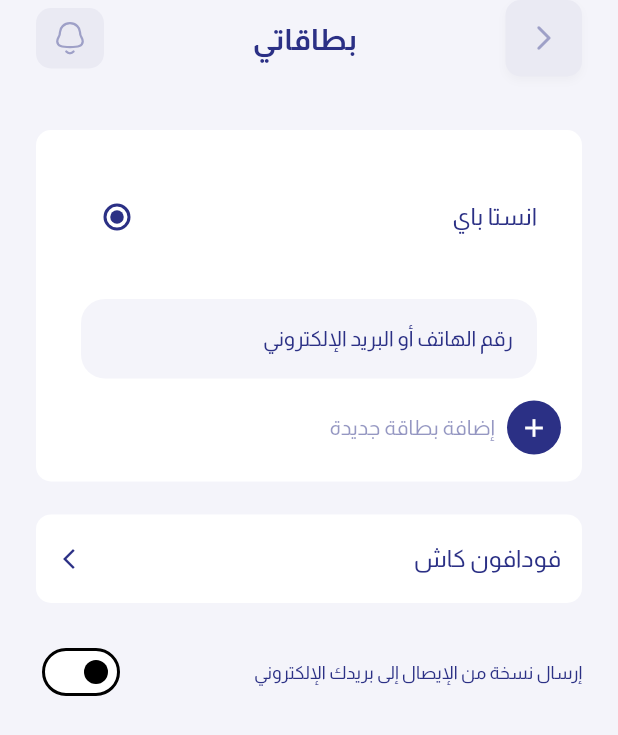
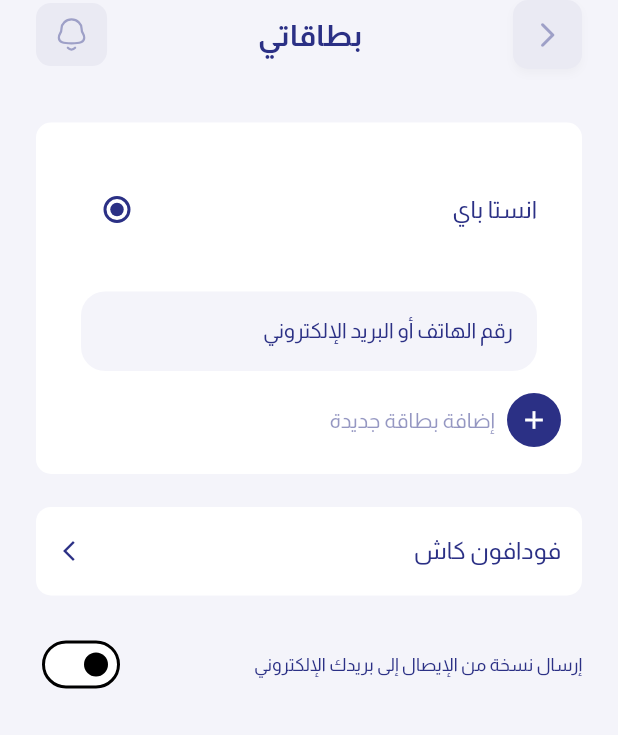
Before and after one commit to Tqniait123/must_service_man, a Flutter app: the MyCardsScreen screen opened by its route, on a phone screen of 412 x 824 dp. Shown: the top 735 px of the screen. Run offline on Flutter 3.47's test engine with Material 3 defaults, Android fonts, the phone set to English and light mode, and no system bars; our stand-ins replace auto_size_text, bloc, bot_toast, cached_network_image, connectivity_plus, dartz and 23 more; missing offline and left inert: mobile_scanner; accounts and stored records are empty; network calls fail.

Commit message:
style(buttons): simplify widget constructors and formatting
Refactor constructor and property formatting in button widgets to improve code readability. Adjust button dimensions for consistency across the codebase.

[build] [apk]

```diff
--- a/lib/core/utils/widgets/buttons/custom_back_button.dart
+++ b/lib/core/utils/widgets/buttons/custom_back_button.dart
@@ -7,11 +7,7 @@ import 'package:must_invest_service_man/core/utils/widgets/long_press_effect.dar
 class CustomBackButton extends StatelessWidget {
   final Color? color;
   final VoidCallback? onTap;
-  const CustomBackButton({
-    super.key,
-    this.onTap,
-    this.color = const Color(0xffEAEAF3),
-  });
+  const CustomBackButton({super.key, this.onTap, this.color = const Color(0xffEAEAF3)});
 
   @override
   Widget build(BuildContext context) {
@@ -31,8 +27,8 @@ class CustomBackButton extends StatelessWidget {
           },
           child: Container(
             padding: const EdgeInsets.all(9),
-            width: 51,
-            height: 51,
+            width: 46,
+            height: 46,
             decoration: ShapeDecoration(
               color: color ?? Colors.transparent,
               shape: RoundedRectangleBorder(
@@ -40,12 +36,7 @@ class CustomBackButton extends StatelessWidget {
                 borderRadius: BorderRadius.circular(10),
               ),
               shadows: const [
-                BoxShadow(
-                  color: Color(0x07000000),
-                  blurRadius: 4,
-                  offset: Offset(0, 3),
-                  spreadRadius: 0,
-                ),
+                BoxShadow(color: Color(0x07000000), blurRadius: 4, offset: Offset(0, 3), spreadRadius: 0),
               ],
             ),
             child: Center(
--- a/lib/core/utils/widgets/buttons/custom_icon_button.dart
+++ b/lib/core/utils/widgets/buttons/custom_icon_button.dart
@@ -23,8 +23,8 @@ class CustomIconButton extends StatefulWidget {
     this.iconColor,
     this.borderColor,
     this.isBordered = false,
-    this.width = 44.0,
-    this.height = 44.0,
+    this.width = 46.0,
+    this.height = 46.0,
     this.radius = 10.0,
     this.boxShadow,
   });
@@ -76,21 +76,12 @@ class _CustomIconButtonState extends State<CustomIconButton> {
               color: widget.color,
               borderRadius: BorderRadius.circular(widget.radius),
               boxShadow: widget.boxShadow != null ? [widget.boxShadow!] : null,
-              border:
-                  widget.isBordered
-                      ? Border.all(
-                        color: widget.borderColor ?? AppColors.greyED,
-                        width: 2.0,
-                      )
-                      : null,
+              border: widget.isBordered ? Border.all(color: widget.borderColor ?? AppColors.greyED, width: 2.0) : null,
             ),
             child: Center(
               child: SvgPicture.asset(
                 widget.iconAsset,
-                colorFilter:
-                    widget.iconColor != null
-                        ? ColorFilter.mode(widget.iconColor!, BlendMode.srcIn)
-                        : null,
+                colorFilter: widget.iconColor != null ? ColorFilter.mode(widget.iconColor!, BlendMode.srcIn) : null,
               ),
             ),
           ),
```
